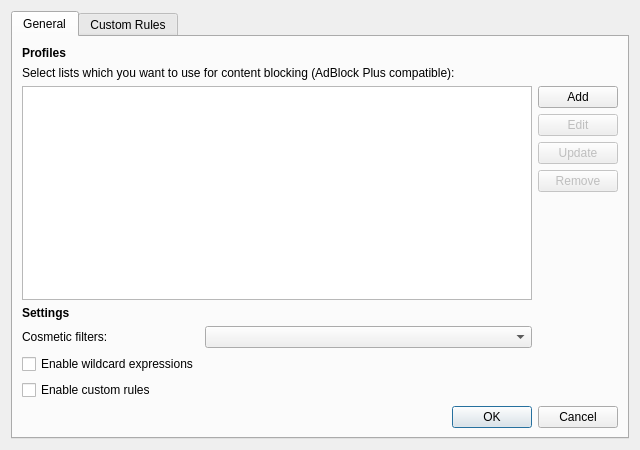
Qt form src/ui/preferences/ContentBlockingDialog.ui (OtterBrowser/otter-browser) before a commit.
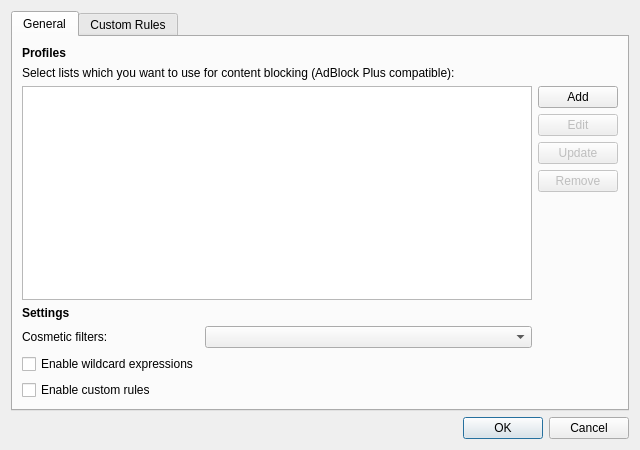
The same form after that commit. Custom widgets are drawn as their Qt base class.

Commit message: [Content Blocking] Fix location of dialog buttons

What changed in the file:
```diff
--- a/src/ui/preferences/ContentBlockingDialog.ui
+++ b/src/ui/preferences/ContentBlockingDialog.ui
@@ -169,16 +169,6 @@
          </item>
         </layout>
        </item>
-       <item>
-        <widget class="QDialogButtonBox" name="confirmButtonBox">
-         <property name="orientation">
-          <enum>Qt::Horizontal</enum>
-         </property>
-         <property name="standardButtons">
-          <set>QDialogButtonBox::Cancel|QDialogButtonBox::Ok</set>
-         </property>
-        </widget>
-       </item>
       </layout>
      </widget>
      <widget class="QWidget" name="customRulesTab">
@@ -242,6 +232,16 @@
      </widget>
     </widget>
    </item>
+   <item>
+    <widget class="QDialogButtonBox" name="confirmButtonBox">
+     <property name="orientation">
+      <enum>Qt::Horizontal</enum>
+     </property>
+     <property name="standardButtons">
+      <set>QDialogButtonBox::Cancel|QDialogButtonBox::Ok</set>
+     </property>
+    </widget>
+   </item>
   </layout>
  </widget>
  <customwidgets>
```
